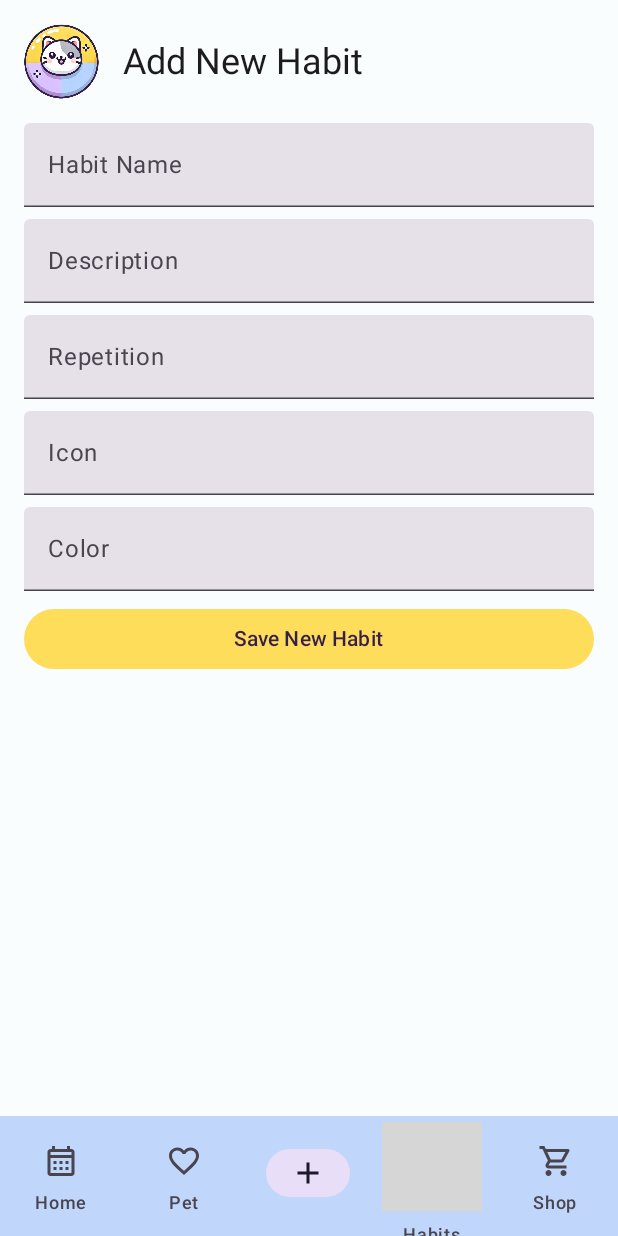
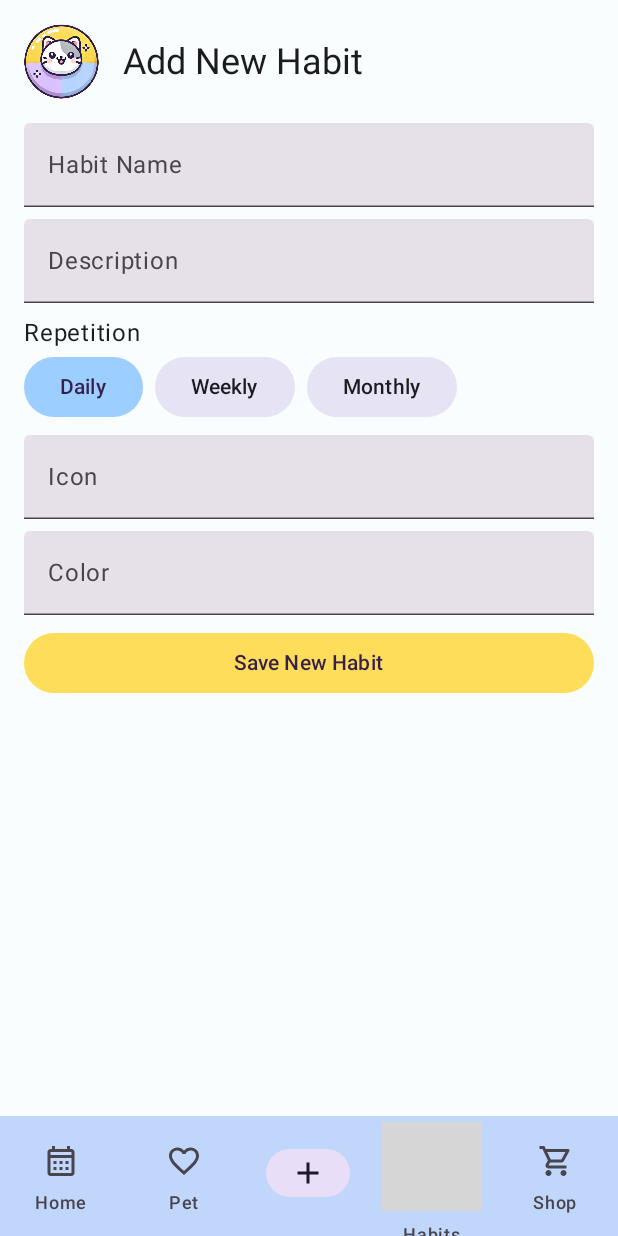
Before and after one commit to Alyra07/HabiPet-CCL3, an Android app built with Jetpack Compose: the AddHabitScreen screen opened through its navigation route, on a phone screen of 412 x 824 dp. Run offline under Robolectric (Android 15) with nearby library versions, the light colour scheme and no system bars; our stand-ins replace Room's generated code; grey boxes are pictures that could not be loaded.

Commit message:
RepetitionSelector for streak update

```diff
--- a/app/src/main/java/at/ccl3/habipet/components/HabitListItem.kt
+++ b/app/src/main/java/at/ccl3/habipet/components/HabitListItem.kt
@@ -34,4 +34,5 @@ fun HabitListItem(habit: Habit, onClick: () -> Unit) {
             Text(text = "Repetition: ${habit.repetition}", style = MaterialTheme.typography.bodyMedium)
         }
     }
+    Spacer(modifier = Modifier.height(16.dp))
 }
--- /dev/null
+++ b/app/src/main/java/at/ccl3/habipet/components/RepetitionSelector.kt
@@ -0,0 +1,34 @@
+package at.ccl3.habipet.components
+
+import androidx.compose.foundation.layout.Arrangement
+import androidx.compose.foundation.layout.Row
+import androidx.compose.foundation.layout.fillMaxWidth
+import androidx.compose.material3.Button
+import androidx.compose.material3.ButtonDefaults
+import androidx.compose.material3.MaterialTheme
+import androidx.compose.material3.Text
+import androidx.compose.runtime.Composable
+import androidx.compose.ui.Modifier
+import androidx.compose.ui.unit.dp
+
+// Component to select repetition options in HabitEditView & AddHabitScreen
+@Composable
+fun RepetitionSelector(currentRepetition: String, onRepetitionChange: (String) -> Unit) {
+    Text("Repetition")
+    Row(
+        horizontalArrangement = Arrangement.spacedBy(8.dp),
+        modifier = Modifier.fillMaxWidth()
+    ) {
+        listOf("Daily", "Weekly", "Monthly").forEach { option ->
+            Button(
+                onClick = { onRepetitionChange(option) },
+                colors = ButtonDefaults.buttonColors(
+                    containerColor = if (currentRepetition == option) MaterialTheme.colorScheme.secondary else MaterialTheme.colorScheme.surface,
+                    contentColor = if (currentRepetition == option) MaterialTheme.colorScheme.onSecondary else MaterialTheme.colorScheme.onSurface
+                )
+            ) {
+                Text(option)
+            }
+        }
+    }
+}
--- a/app/src/main/java/at/ccl3/habipet/routes/AddHabitScreen.kt
+++ b/app/src/main/java/at/ccl3/habipet/routes/AddHabitScreen.kt
@@ -21,6 +21,7 @@ import androidx.compose.ui.Modifier
 import androidx.compose.ui.unit.dp
 import androidx.navigation.NavController
 import at.ccl3.habipet.components.HeaderWithLogo
+import at.ccl3.habipet.components.RepetitionSelector
 import at.ccl3.habipet.data.Habit
 import at.ccl3.habipet.viewmodels.HabitViewModel
 
@@ -28,7 +29,7 @@ import at.ccl3.habipet.viewmodels.HabitViewModel
 fun AddHabitScreen(navController: NavController, viewModel: HabitViewModel) {
     var name by rememberSaveable { mutableStateOf("") }
     var description by rememberSaveable { mutableStateOf("") }
-    var repetition by rememberSaveable { mutableStateOf("") }
+    var repetition by rememberSaveable { mutableStateOf("Daily") } // default repetition
     var icon by rememberSaveable { mutableStateOf("") }
     var color by rememberSaveable { mutableStateOf("") }
 
@@ -57,15 +58,12 @@ fun AddHabitScreen(navController: NavController, viewModel: HabitViewModel) {
                     modifier = Modifier.fillMaxWidth()
                 )
             }
+
             // CHOOSE HABIT REPETITION
             item {
-                TextField(
-                    value = repetition,
-                    onValueChange = { repetition = it },
-                    label = { Text("Repetition") },
-                    modifier = Modifier.fillMaxWidth()
-                )
+                RepetitionSelector(currentRepetition = repetition, onRepetitionChange = { repetition = it })
             }
+
             // CHOOSE ICON AND COLOR
             item {
                 TextField(
@@ -83,6 +81,7 @@ fun AddHabitScreen(navController: NavController, viewModel: HabitViewModel) {
                     modifier = Modifier.fillMaxWidth()
                 )
             }
+
             item { // SAVE BUTTON
                 Button(
                     onClick = {
--- a/app/src/main/java/at/ccl3/habipet/routes/HomeScreen.kt
+++ b/app/src/main/java/at/ccl3/habipet/routes/HomeScreen.kt
@@ -1,9 +1,9 @@
 package at.ccl3.habipet.routes
 
-import android.util.Log
-import androidx.compose.foundation.layout.Arrangement
 import androidx.compose.foundation.layout.Column
+import androidx.compose.foundation.layout.Spacer
 import androidx.compose.foundation.layout.fillMaxSize
+import androidx.compose.foundation.layout.height
 import androidx.compose.foundation.layout.padding
 import androidx.compose.foundation.lazy.LazyColumn
 import androidx.compose.foundation.lazy.items
@@ -34,10 +34,10 @@ fun HomeScreen(navController: NavController, viewModel: HabitViewModel) {
         // HOME SCREEN CONTENT
         LazyColumn(
             modifier = Modifier.padding(horizontal = 16.dp),
-            verticalArrangement = Arrangement.spacedBy(16.dp))
-        {
+        ) {
             item { // COMPLETE HABITS SECTION
                 Text(text = "Complete Habit", style = MaterialTheme.typography.headlineSmall)
+                Spacer(modifier = Modifier.height(8.dp))
             }
             // Display habits to be completed with completion countdown
             items(habits) { habit ->
@@ -48,6 +48,7 @@ fun HomeScreen(navController: NavController, viewModel: HabitViewModel) {
                 Text(
                     text = "Recent Habits", style = MaterialTheme.typography.headlineSmall
                 )
+                Spacer(modifier = Modifier.height(8.dp))
             }
             // display 3 most recent streak habits
             items(recentHabits) { habit ->
```
Also changed, not shown: app/src/main/java/at/ccl3/habipet/components/HabitCompleteCard.kt (+21 -6 lines), app/src/main/java/at/ccl3/habipet/routes/HabitEditView.kt (+7 -6 lines), app/src/main/res/drawable/shop_coin.png (added).
